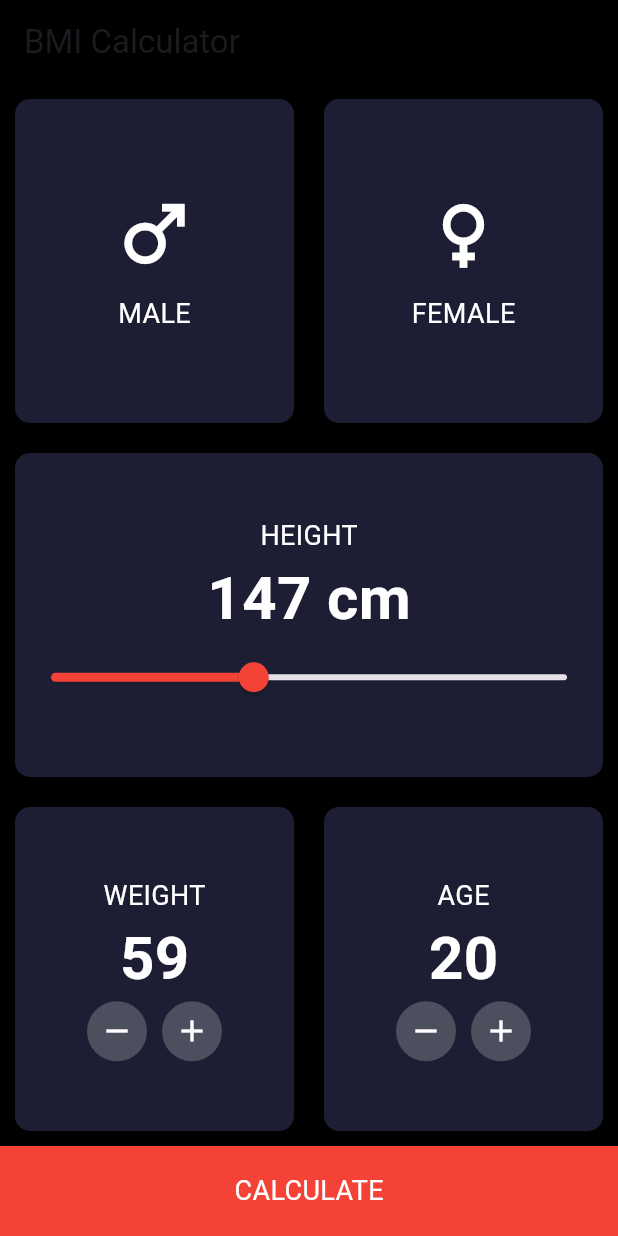
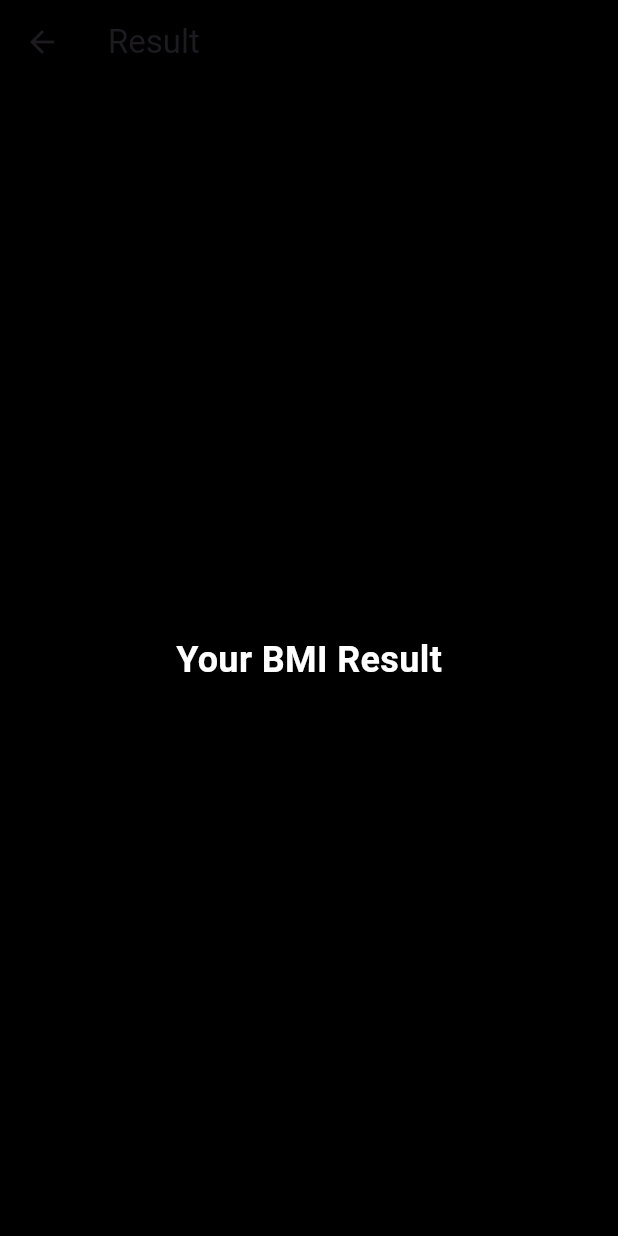
Before and after one commit to Ahmar72/Mobile-app-dev, a Flutter app: the screen it shows after launch, after a tap on "CALCULATE", on a phone screen of 412 x 824 dp. Run offline on Flutter 3.47's test engine with Material 3 defaults, Android fonts, the phone set to English and light mode, and no system bars; our stand-ins replace sqflite; accounts and stored records are empty.

Commit message:
added result screen

```diff
--- a/ibm_caculatr/lib/bmi_screen.dart
+++ b/ibm_caculatr/lib/bmi_screen.dart
@@ -3,6 +3,7 @@ import 'gender_card.dart';
 import 'card_section.dart';
 import 'app_colors.dart';
 import 'styles.dart';
+import 'result_screen.dart';
 
 enum Gender { male, female }
 
@@ -86,7 +87,11 @@ class _BMIScreenState extends State<BMIScreen> {
             ),
             GestureDetector(
               onTap: () {
-                // calculate BMI logic
+                // Navigate to result screen
+                Navigator.push(
+                  context,
+                  MaterialPageRoute(builder: (context) => const ResultScreen()),
+                );
               },
               child: Container(
                 color: AppColors.buttonColor,
--- /dev/null
+++ b/ibm_caculatr/lib/result_screen.dart
@@ -0,0 +1,27 @@
+import 'package:flutter/material.dart';
+import 'app_colors.dart';
+
+class ResultScreen extends StatelessWidget {
+  const ResultScreen({super.key});
+
+  @override
+  Widget build(BuildContext context) {
+    return Scaffold(
+      backgroundColor: AppColors.background,
+      appBar: AppBar(
+        backgroundColor: AppColors.background,
+        title: const Text("Result"),
+      ),
+      body: const Center(
+        child: Text(
+          "Your BMI Result",
+          style: TextStyle(
+            color: AppColors.whiteText,
+            fontSize: 24,
+            fontWeight: FontWeight.bold,
+          ),
+        ),
+      ),
+    );
+  }
+}
```
